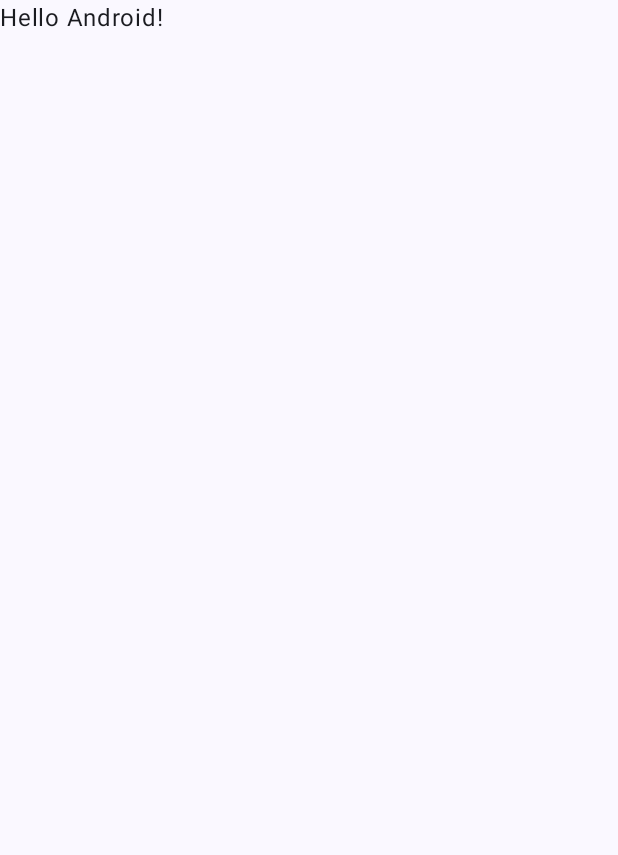
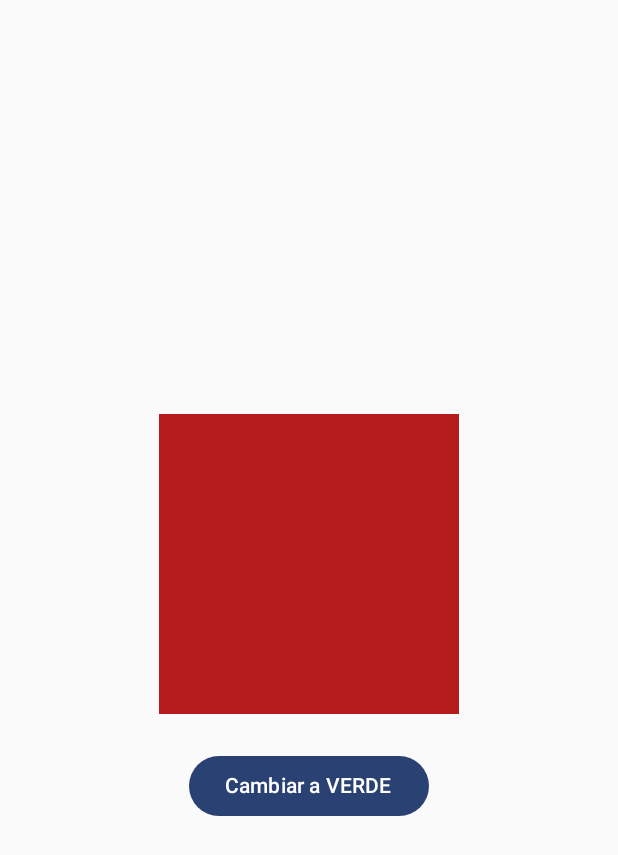
Before and after one commit to Starqx-ym/Lab13, an Android app built with Jetpack Compose: the screen it shows after launch (MainActivity), on a phone screen of 412 x 824 dp. Before the commit the part shown is almost empty. Shown: the top 855 px of the screen. Run offline under Robolectric (Android 15) with nearby library versions, the phone set to English and light mode, and no system bars.

Commit message:
"feat: ejercicio2 animación de color con animateColorAsState"ade & slide"

```diff
--- a/app/src/main/java/com/example/lab13/MainActivity.kt
+++ b/app/src/main/java/com/example/lab13/MainActivity.kt
@@ -3,45 +3,99 @@ package com.example.lab13
 import android.os.Bundle
 import androidx.activity.ComponentActivity
 import androidx.activity.compose.setContent
-import androidx.activity.enableEdgeToEdge
-import androidx.compose.foundation.layout.fillMaxSize
-import androidx.compose.foundation.layout.padding
-import androidx.compose.material3.Scaffold
+import androidx.compose.animation.*
+import androidx.compose.animation.core.tween
+import androidx.compose.foundation.background
+import androidx.compose.foundation.layout.*
+import androidx.compose.material3.Button
+import androidx.compose.material3.MaterialTheme
 import androidx.compose.material3.Text
-import androidx.compose.runtime.Composable
+import androidx.compose.runtime.*
+import androidx.compose.ui.Alignment
 import androidx.compose.ui.Modifier
-import androidx.compose.ui.tooling.preview.Preview
+import androidx.compose.ui.graphics.Color
+import androidx.compose.ui.unit.dp
 import com.example.lab13.ui.theme.Lab13Theme
 
+@OptIn(ExperimentalAnimationApi::class)
 class MainActivity : ComponentActivity() {
     override fun onCreate(savedInstanceState: Bundle?) {
         super.onCreate(savedInstanceState)
-        enableEdgeToEdge()
         setContent {
             Lab13Theme {
-                Scaffold(modifier = Modifier.fillMaxSize()) { innerPadding ->
-                    Greeting(
-                        name = "Android",
-                        modifier = Modifier.padding(innerPadding)
-                    )
-                }
+                ColorAnimationExample()
             }
         }
     }
 }
 
+@OptIn(ExperimentalAnimationApi::class)
 @Composable
-fun Greeting(name: String, modifier: Modifier = Modifier) {
-    Text(
-        text = "Hello $name!",
-        modifier = modifier
-    )
-}
+fun AnimatedVisibilityExampleScreen() {
+    var visible by remember { mutableStateOf(false) }
 
-@Preview(showBackground = true)
-@Composable
-fun GreetingPreview() {
-    Lab13Theme {
-        Greeting("Android")
+    Column(
+        modifier = Modifier
+            .fillMaxSize()
+            .padding(24.dp),
+        verticalArrangement = Arrangement.Center,
+        horizontalAlignment = Alignment.CenterHorizontally
+    ) {
+        Button(onClick = { visible = !visible }) {
+            Text(if (visible) "Ocultar cuadro" else "Mostrar cuadro")
+        }
+
+        Spacer(modifier = Modifier.height(24.dp))
+
+        AnimatedVisibility(
+            visible = visible,
+            enter = fadeIn(animationSpec = tween(durationMillis = 500)) + slideInVertically(initialOffsetY = { -40 }, animationSpec = tween(500)),
+            exit = fadeOut(animationSpec = tween(durationMillis = 400)) + slideOutVertically(targetOffsetY = { -40 }, animationSpec = tween(400))
+        ) {
+            Box(
+                modifier = Modifier
+                    .size(180.dp)
+                    .background(Color(0xFF1976D2)) // azul
+            ) {
+                // Contenido del cuadro
+                Text(
+                    "¡Hola!",
+                    modifier = Modifier.align(Alignment.Center),
+                    color = Color.White
+                )
+            }
+        }
     }
 }
+@Composable
+fun ColorAnimationExample() {
+    var isOn by remember { mutableStateOf(false) }
+
+    // Estado animado del color
+    val backgroundColor by animateColorAsState(
+        targetValue = if (isOn) Color(0xFF4CAF50) else Color(0xFFB71C1C),
+        animationSpec = tween(durationMillis = 600),
+        label = "colorAnimation"
+    )
+
+    Column(
+        modifier = Modifier
+            .fillMaxSize()
+            .padding(24.dp),
+        verticalArrangement = Arrangement.Center,
+        horizontalAlignment = Alignment.CenterHorizontally
+    ) {
+
+        Box(
+            modifier = Modifier
+                .size(200.dp)
+                .background(backgroundColor)
+        )
+
+        Spacer(modifier = Modifier.height(24.dp))
+
+        Button(onClick = { isOn = !isOn }) {
+            Text(if (isOn) "Cambiar a ROJO" else "Cambiar a VERDE")
+        }
+    }
+}
```
